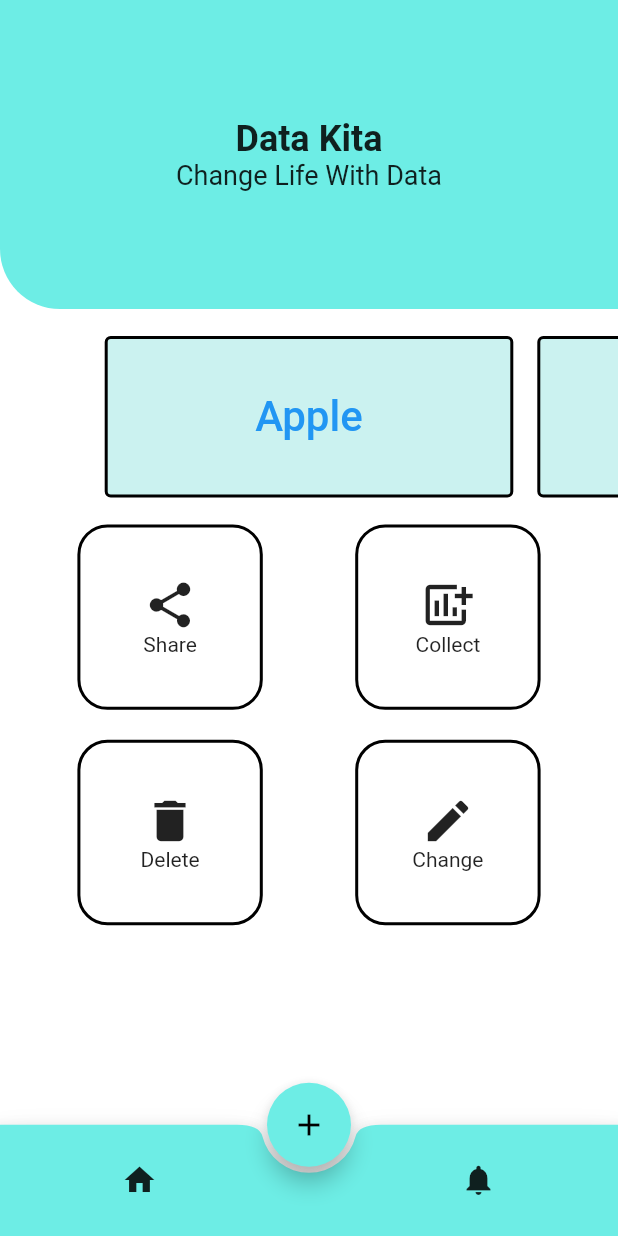
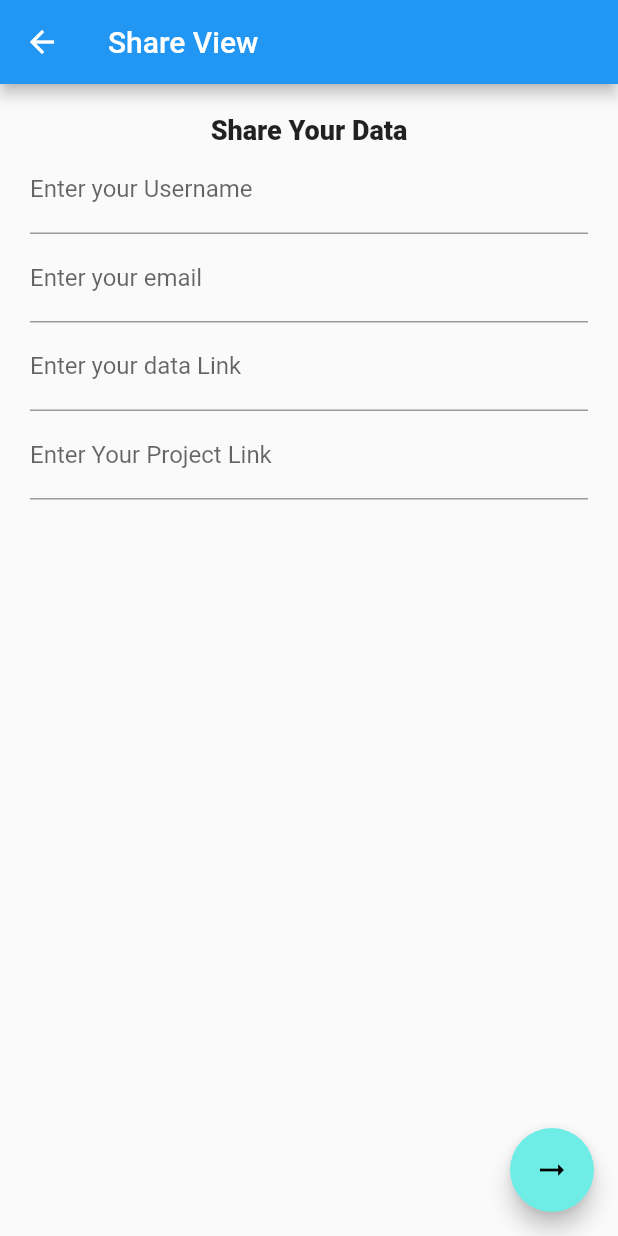
Before and after one commit to rendiwithi/data_kita, a Flutter app: the screen it shows after launch, after a tap on the "add" icon, on a phone screen of 412 x 824 dp. Run offline on Flutter 3.47's test engine with Material 2 defaults, Android fonts, the phone set to English and light mode, and no system bars.

Commit message:
add layout share

```diff
--- a/lib/view/mainPage.dart
+++ b/lib/view/mainPage.dart
@@ -1,4 +1,5 @@
 import 'package:data_kita/constants/colors_app.dart';
+import 'package:data_kita/view/share_view/share_view.dart';
 import 'package:data_kita/view/test_view.dart';
 import 'package:data_kita/widgets/sponsor_widget.dart';
 import 'package:data_kita/widgets/bottom_app_bar.dart';
@@ -12,7 +13,7 @@ class MainPage extends StatelessWidget {
   Widget build(BuildContext context) {
     return Scaffold(
       floatingActionButtonLocation: FloatingActionButtonLocation.centerDocked,
-      floatingActionButton: FloatingButtonWidget(),
+      floatingActionButton: FloatingButtonWidget(icon: Icons.add,),
       bottomNavigationBar: BottomAppBarWidget(),
       backgroundColor: Colors.white,
       body: ListView(
@@ -30,7 +31,7 @@ class MainPage extends StatelessWidget {
                 Row(
                   mainAxisAlignment: MainAxisAlignment.spaceEvenly,
                   children: [
-                    IconMenu('Share', TestView(), Icons.share),
+                    IconMenu('Share', ShareView(), Icons.share),
                     IconMenu('Collect', TestView(), Icons.add_chart),
                   ],
                 ),
--- /dev/null
+++ b/lib/view/share_view/share_view.dart
@@ -0,0 +1,43 @@
+import 'package:data_kita/widgets/floating_Button.dart';
+import 'package:flutter/material.dart';
+
+class ShareView extends StatelessWidget {
+  @override
+  Widget build(BuildContext context) {
+    return Scaffold(
+      floatingActionButton: FloatingButtonWidget(icon: Icons.arrow_right_alt),
+      appBar: AppBar(
+        title: Text("Share View"),
+      ),
+      body: Padding(
+        padding: EdgeInsets.all(20),
+        child: Column(
+          mainAxisAlignment: MainAxisAlignment.start,
+          children: [
+            Text("Share Your Data",style: TextStyle(fontSize: 18, fontWeight: FontWeight.w800),),
+            TextFormField(
+              decoration: InputDecoration(
+                labelText: 'Enter your Username',
+              ),
+            ),
+            TextFormField(
+              decoration: InputDecoration(
+                labelText: 'Enter your email',
+              ),
+            ),
+            TextFormField(
+              decoration: InputDecoration(
+                labelText: 'Enter your data Link',
+              ),
+            ),
+            TextFormField(
+              decoration: InputDecoration(
+                labelText: 'Enter Your Project Link',
+              ),
+            ),
+          ],
+        ),
+      ),
+    );
+  }
+}
--- a/lib/widgets/bottom_app_bar.dart
+++ b/lib/widgets/bottom_app_bar.dart
@@ -1,4 +1,5 @@
 import 'package:data_kita/constants/colors_app.dart';
+import 'package:data_kita/view/test_view.dart';
 import 'package:flutter/material.dart';
 
 class BottomAppBarWidget extends StatelessWidget {
@@ -12,9 +13,21 @@ class BottomAppBarWidget extends StatelessWidget {
           child: Row(
             mainAxisAlignment: MainAxisAlignment.spaceEvenly,
             children: <Widget>[
-              IconButton(icon: Icon(Icons.home), onPressed: () {}),
+              IconButton(
+                  icon: Icon(Icons.home),
+                  onPressed: () {
+                    Navigator.push(context, MaterialPageRoute(builder: (_) {
+                      return TestView();
+                    }));
+                  }),
               SizedBox(width: 40), // The dummy child
-              IconButton(icon: Icon(Icons.notifications), onPressed: () {}),
+              IconButton(
+                  icon: Icon(Icons.notifications),
+                  onPressed: () {
+                    Navigator.push(context, MaterialPageRoute(builder: (_) {
+                      return TestView();
+                    }));
+                  }),
             ],
           ),
         ));
--- a/lib/widgets/floating_Button.dart
+++ b/lib/widgets/floating_Button.dart
@@ -1,16 +1,23 @@
 import 'package:data_kita/constants/colors_app.dart';
+import 'package:data_kita/view/share_view/share_view.dart';
 import 'package:flutter/material.dart';
 
 class FloatingButtonWidget extends StatelessWidget {
+  final IconData icon;
+  const FloatingButtonWidget({this.icon});
   @override
   Widget build(BuildContext context, ) {
     return FloatingActionButton(
       backgroundColor: mainColor,
       child: Icon(
-        Icons.add,
+        icon,
         color: Colors.black,
       ),
-      onPressed: () {},
+      onPressed: () {
+         Navigator.push(context, MaterialPageRoute(builder: (_) {
+          return ShareView();
+        }));
+      },
     );
   }
 }
--- a/lib/widgets/sponsor_widget.dart
+++ b/lib/widgets/sponsor_widget.dart
@@ -1,3 +1,4 @@
+import 'package:data_kita/view/test_view.dart';
 import 'package:flutter/material.dart';
 
 final List items = ['Apple', 'DataKita', 'Microsoft', 'Binomo'];
@@ -14,7 +15,11 @@ Widget sponsorWidget(BuildContext context, Color mainColor) {
           itemBuilder: (BuildContext context, int itemIndex) {
             // boxColor = colorBox[itemIndex].toString();
             return TextButton(
-              onPressed: () {},
+              onPressed: () {
+                Navigator.push(context, MaterialPageRoute(builder: (_) {
+                  return TestView();
+                }));
+              },
               child: Container(
                 child: Center(
                   child: Text(
```
